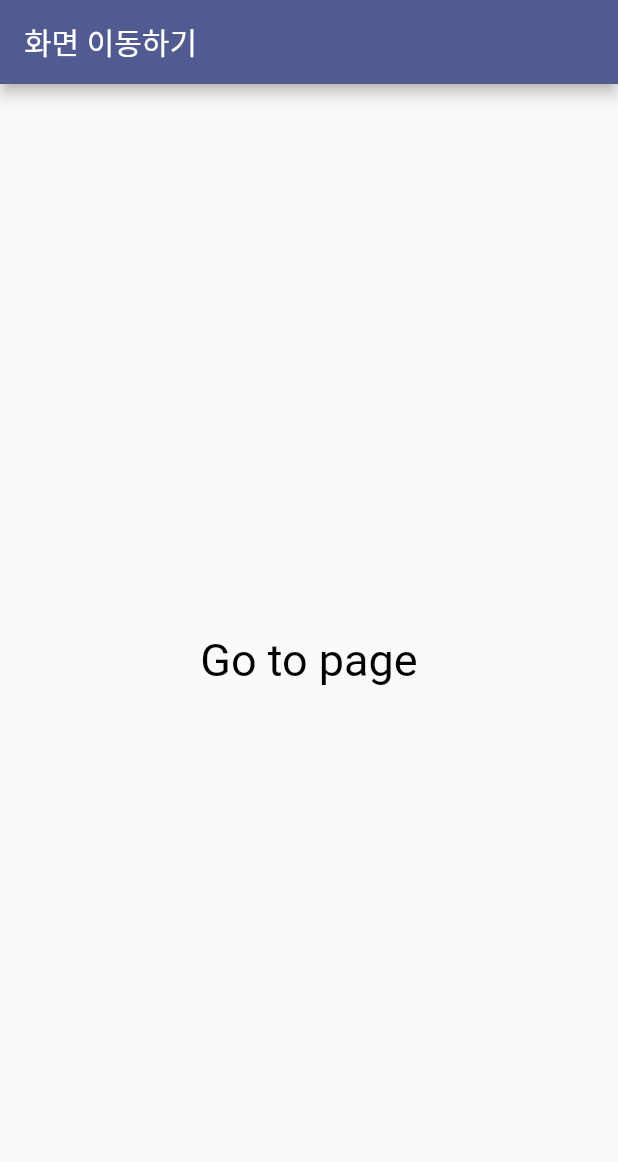
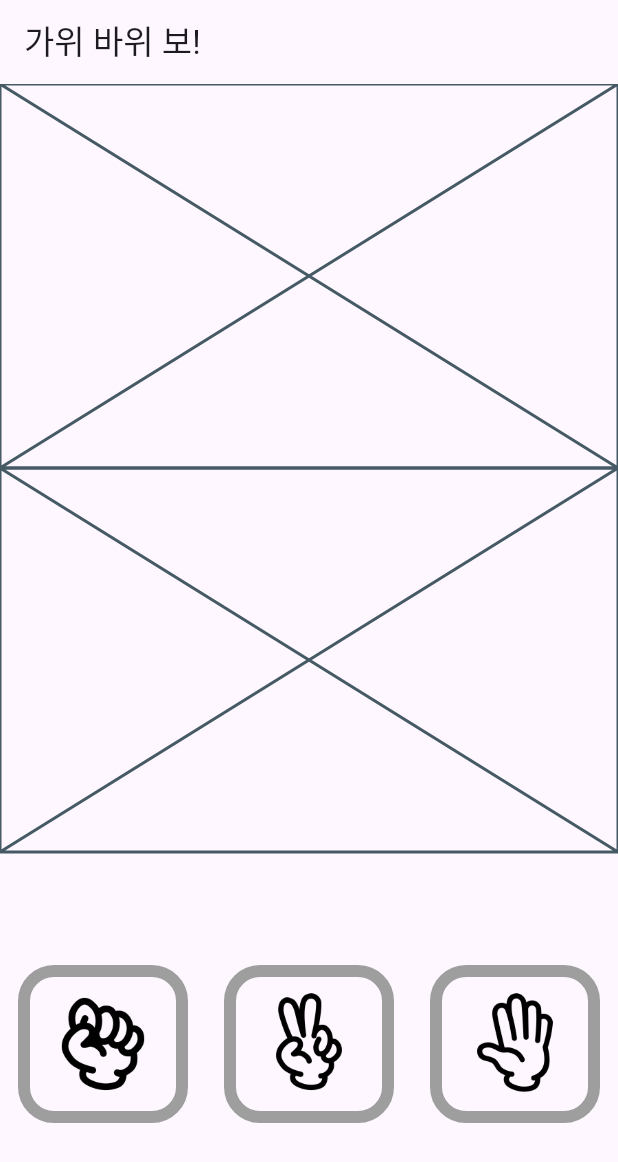
Before and after one commit to HiddenEvent/first_app, a Flutter app: the screen it shows after launch, on a phone screen of 412 x 824 dp. Shown: the top 1162 px of the screen. Run offline on Flutter 3.47's test engine with Material 3 defaults, Android fonts, the phone set to English and light mode, and no system bars; our stand-ins replace go_router.

Commit message:
[가위,바위,보 게임] 사용자 입력 흐름 작성

```diff
--- /dev/null
+++ b/lib/game/enum.dart
@@ -0,0 +1,9 @@
+const assetPath = 'assets/images';
+
+enum InputType {
+  rock,
+  scissors,
+  paper;
+
+  String get path => '$assetPath/$name.png';
+}
--- /dev/null
+++ b/lib/game/game_body.dart
@@ -0,0 +1,41 @@
+import 'package:first_app/game/enum.dart';
+import 'package:first_app/game/widget/cpu_input.dart';
+import 'package:first_app/game/widget/game_result.dart';
+import 'package:first_app/game/widget/user_input.dart';
+import 'package:flutter/material.dart';
+
+class GameBody extends StatefulWidget {
+  const GameBody({super.key});
+
+  @override
+  State<GameBody> createState() => _GameBodyState();
+}
+
+class _GameBodyState extends State<GameBody> {
+  late bool isDone;
+  late InputType? _userInput;
+
+  @override
+  void initState() {
+    super.initState();
+    isDone = false;
+  }
+
+  @override
+  Widget build(BuildContext context) {
+    return Column(
+      children: [
+        Expanded(child: CpuInput(isDone: isDone)),
+        Expanded(child: GameResult(isDone: isDone)),
+        Expanded(child: UserInput(isDone: isDone, callback: setUserInput)),
+      ],
+    );
+  }
+
+  void setUserInput(InputType userInput) {
+    setState(() {
+      isDone = true;
+      _userInput = userInput;
+    });
+  }
+}
--- /dev/null
+++ b/lib/game/widget/cpu_input.dart
@@ -0,0 +1,11 @@
+import 'package:flutter/material.dart';
+
+class CpuInput extends StatelessWidget {
+  final bool isDone;
+  const CpuInput({super.key, required this.isDone});
+
+  @override
+  Widget build(BuildContext context) {
+    return const Placeholder();
+  }
+}
--- /dev/null
+++ b/lib/game/widget/game_result.dart
@@ -0,0 +1,11 @@
+import 'package:flutter/material.dart';
+
+class GameResult extends StatelessWidget {
+  final bool isDone;
+  const GameResult({super.key, required this.isDone});
+
+  @override
+  Widget build(BuildContext context) {
+    return const Placeholder();
+  }
+}
--- /dev/null
+++ b/lib/game/widget/input_card.dart
@@ -0,0 +1,40 @@
+import 'package:flutter/material.dart';
+
+class InputCard extends StatelessWidget {
+  final Widget child;
+  final VoidCallback? callback;
+  const InputCard({
+    super.key,
+    required this.child,
+    required this.callback,
+  });
+
+  @override
+  Widget build(BuildContext context) {
+    return Expanded(
+      child: InkWell(onTap: () => callback?.call(), child: InputContents(child: child)),
+    );
+  }
+}
+
+class InputContents extends StatelessWidget {
+  const InputContents({
+    super.key,
+    required this.child,
+  });
+
+  final Widget child;
+
+  @override
+  Widget build(BuildContext context) {
+    return Container(
+      margin: const EdgeInsets.symmetric(horizontal: 12, vertical: 8),
+      padding: const EdgeInsets.symmetric(horizontal: 12, vertical: 8),
+      decoration: BoxDecoration(
+        borderRadius: BorderRadius.circular(24),
+        border: Border.all(color: Colors.grey, width: 8),
+      ),
+      child: child,
+    );
+  }
+}
--- /dev/null
+++ b/lib/game/widget/user_input.dart
@@ -0,0 +1,28 @@
+import 'package:first_app/game/enum.dart';
+import 'package:first_app/game/widget/input_card.dart';
+import 'package:flutter/material.dart';
+
+class UserInput extends StatelessWidget {
+  final bool isDone;
+  final Function(InputType) callback;
+  const UserInput({super.key, required this.isDone, required this.callback});
+
+  @override
+  Widget build(BuildContext context) {
+    if (isDone) {
+      return Placeholder();
+    }
+    return Row(
+      children: _getInputs(callback),
+    );
+  }
+
+  List<Widget> _getInputs(Function(InputType) callback) {
+    return InputType.values
+        .map((type) => InputCard(
+              child: Image.asset(type.path),
+              callback: () => callback.call(type),
+            ))
+        .toList();
+  }
+}
--- a/lib/main.dart
+++ b/lib/main.dart
@@ -1,42 +1,25 @@
-import 'package:first_app/screen/new_page.dart';
-import 'package:first_app/style/theme.dart';
+import 'package:first_app/game/game_body.dart';
 import 'package:flutter/material.dart';
-import 'package:go_router/go_router.dart';
 
 const assetImagePath = 'assets/images/';
 const bannerImage = '${assetImagePath}illustrator-basic-20-overview.webp';
 
 void main() {
-  runApp(
-    MaterialApp.router(
-      routerConfig: GoRouter(
-        routes: [
-          GoRoute(path: '/', name: 'home', builder: (context, _) => const Home()),
-          GoRoute(path: '/new', name: 'new', builder: (context, _) => const NewPage()),
-          GoRoute(path: '/new2', name: 'new2', builder: (context, _) => const NewPage2()),
-        ],
-      ),
-      theme: customTheme,
-    ),
-  );
+  runApp(const RSPApp());
 }
 
-class Home extends StatelessWidget {
-  const Home({super.key});
+class RSPApp extends StatelessWidget {
+  const RSPApp({super.key});
 
   @override
   Widget build(BuildContext context) {
-    final textTheme = customTheme.textTheme;
-
-    return Scaffold(
-        appBar: AppBar(title: const Text('화면 이동하기')),
-        body: Center(
-          child: TextButton(
-            child: Text('Go to page', style: textTheme.bodyMedium),
-            onPressed: () {
-              context.pushNamed('new');
-            },
-          ),
-        ));
+    return MaterialApp(
+      home: Scaffold(
+        appBar: AppBar(
+          title: const Text('가위 바위 보!'),
+        ),
+        body: const GameBody(),
+      ),
+    );
   }
 }
```
Also changed, not shown: assets/images/paper.png (added), assets/images/rock.png (added), assets/images/scissors.png (added).
